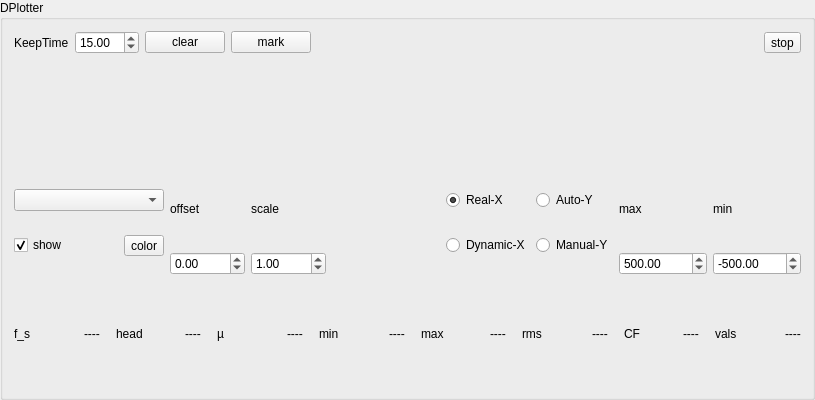
The window that DPlotter.ui (marvin2k/guibabel) describes before a commit, drawn with Qt 5.
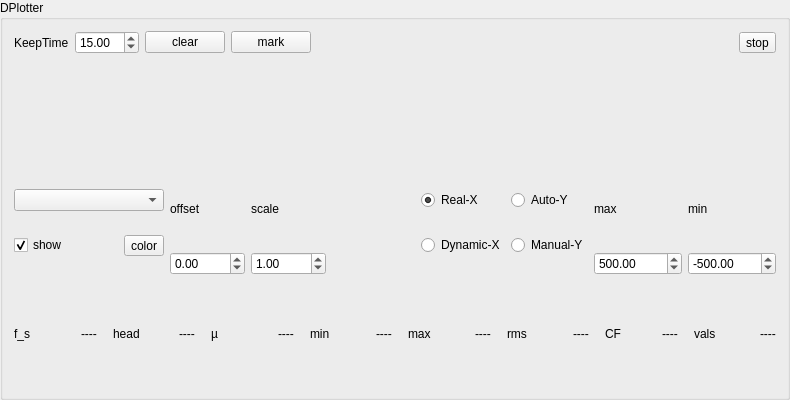
The same window after the commit. Custom widgets are drawn as their Qt base class.

```diff
--- a/DPlotter.ui
+++ b/DPlotter.ui
@@ -6,13 +6,13 @@
    <rect>
     <x>0</x>
     <y>0</y>
-    <width>815</width>
+    <width>790</width>
     <height>400</height>
    </rect>
   </property>
   <property name="minimumSize">
    <size>
-    <width>815</width>
+    <width>790</width>
     <height>400</height>
    </size>
   </property>
```
